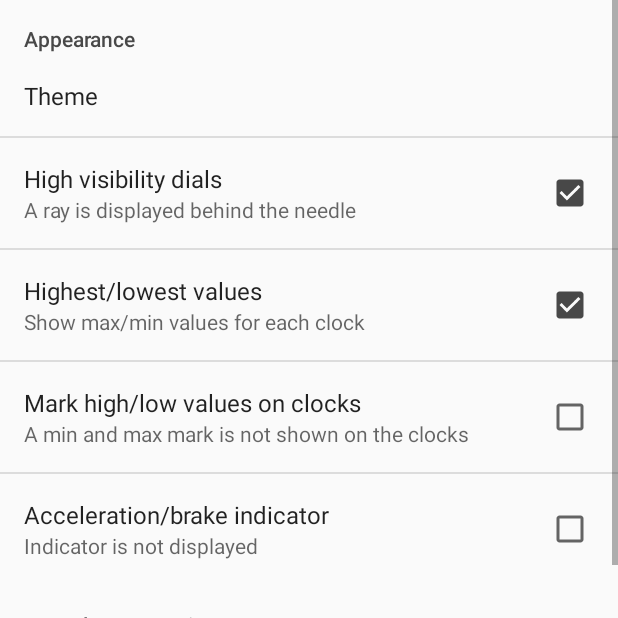
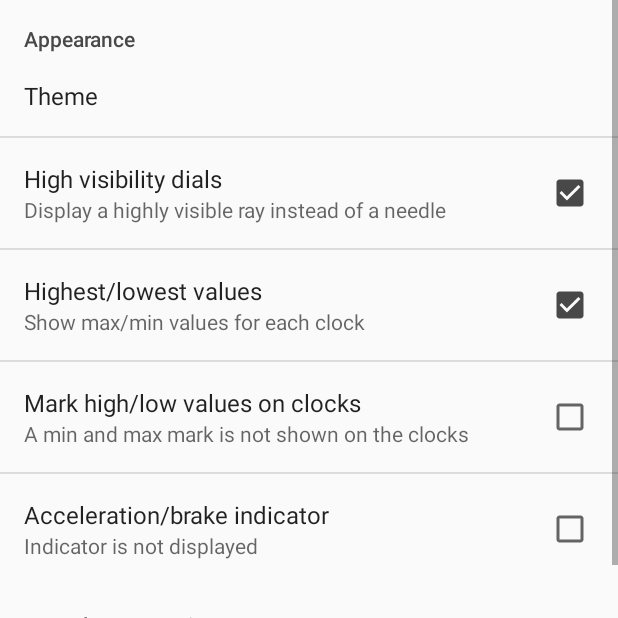
Before and after one commit to jilleb/mqb-pm, an Android app: the fragment SettingsFragment shown on its own in the app's theme, on a phone screen of 412 x 824 dp, the top half of it. Run offline under Robolectric (Android 15) with nearby library versions, the phone set to English and light mode, and no system bars; libraries missing offline, so code that uses them is left out: com.github.martoreto.aauto.

Commit message:
Updated high-vis setting text

```diff
--- a/app/src/main/res/values/strings.xml
+++ b/app/src/main/res/values/strings.xml
@@ -68,8 +68,8 @@
     <string name="pref_view4">View 4</string>
     <string name="pref_pressureunit">Pressure unit</string>
     <string name="pref_dataelementsettings">Data element settings</string>
-    <string name="pref_highvis_off">Only the needle is displayed</string>
-    <string name="pref_highvis_on">A ray is displayed behind the needle</string>
+    <string name="pref_highvis_off">Display a needle on the clocks</string>
+    <string name="pref_highvis_on">Display a highly visible ray instead of a needle</string>
     <string name="pref_highlow_off">Do not show max/min values</string>
     <string name="pref_highlow_on">Show max/min values for each clock</string>
     <string name="pref_accbrakeindicator_off">Indicator is not displayed</string>
```
